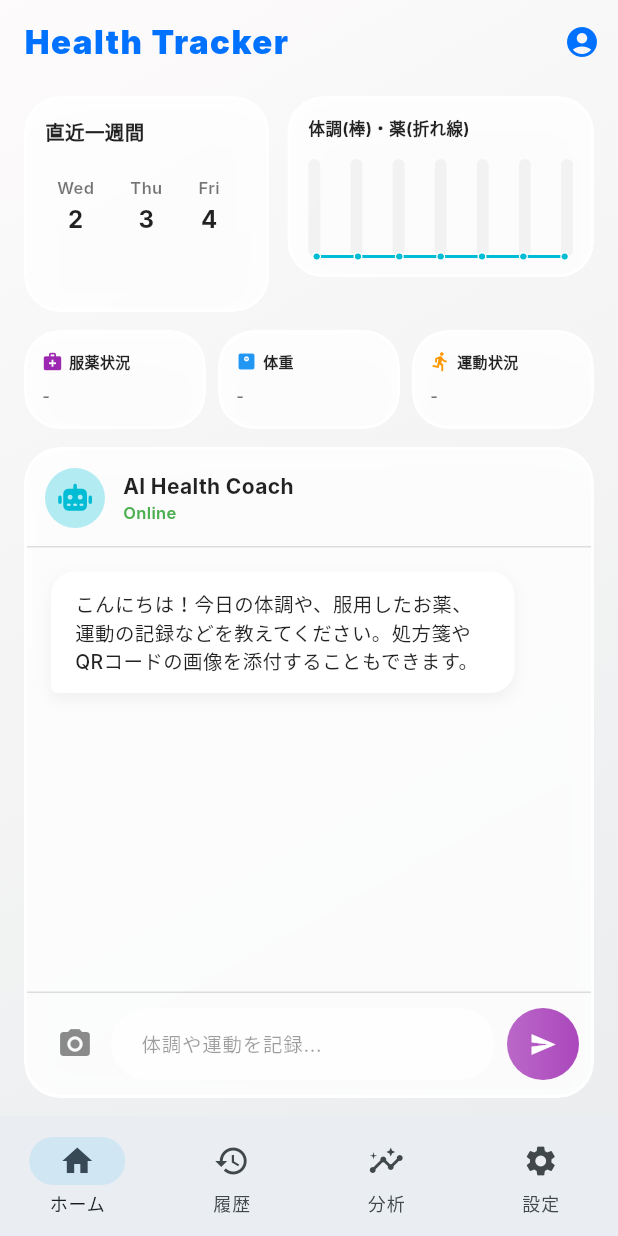
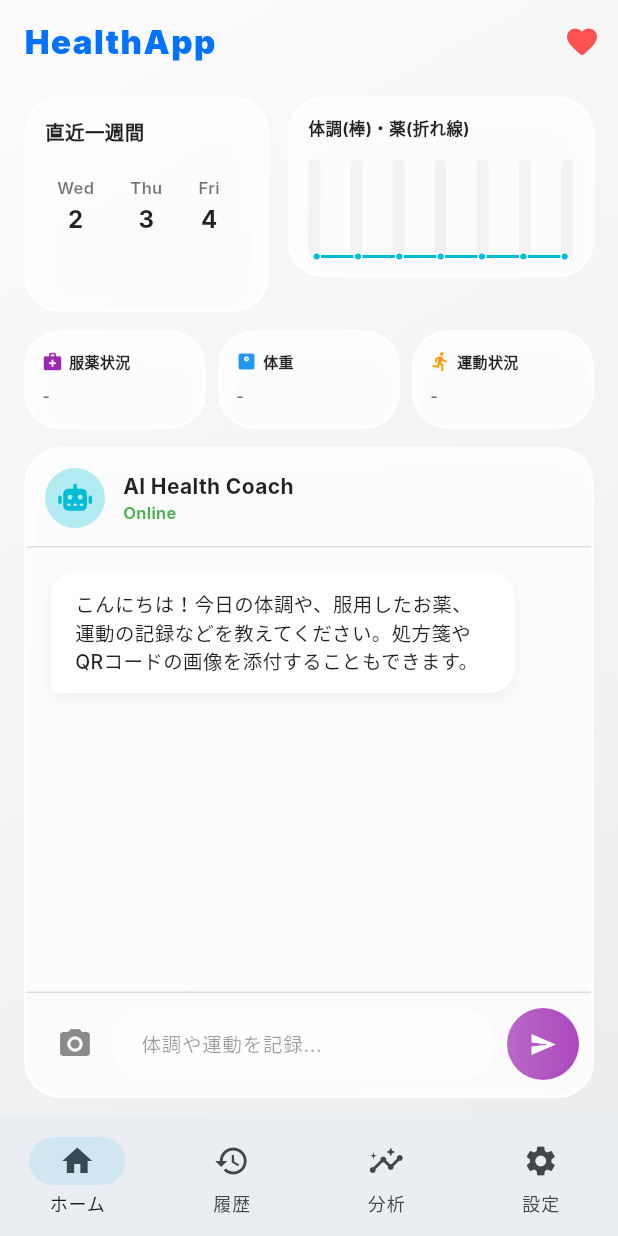
Before and after one commit to ctyann2000/health-tracker, a Flutter app: the screen it shows after launch, on a phone screen of 412 x 824 dp. Run offline on Flutter 3.47's test engine with Material 3 defaults, Android fonts, the phone set to English and light mode, and no system bars; drawn by our look-alikes of fl_chart, flutter_animate; our stand-ins replace flutter_dotenv, font_awesome_flutter, google_generative_ai, image_picker, shared_preferences; Roboto replaces fonts that are missing (Inter).

Commit message:
feat: プロジェクト名を「HealthApp」に正式変更し各表示・メタ情報を更新

```diff
--- a/lib/main.dart
+++ b/lib/main.dart
@@ -37,7 +37,7 @@ class HealthTrackerApp extends StatelessWidget {
   @override
   Widget build(BuildContext context) {
     return MaterialApp(
-      title: 'Health Tracker',
+      title: 'HealthApp',
       themeMode: ThemeMode.light,
       theme: ThemeData(
         colorScheme: ColorScheme.fromSeed(
--- a/lib/screens/home_screen.dart
+++ b/lib/screens/home_screen.dart
@@ -131,12 +131,20 @@ class _HomeScreenState extends State<HomeScreen> {
     return Scaffold(
       extendBodyBehindAppBar: true,
       appBar: AppBar(
-        title: Text('Health Tracker', style: TextStyle(fontWeight: FontWeight.w900, color: Theme.of(context).colorScheme.primary, letterSpacing: 1.0)),
+        title: Text(
+          'HealthApp',
+          style: TextStyle(
+            fontWeight: FontWeight.w900,
+            color: Theme.of(context).colorScheme.primary,
+            letterSpacing: 1.0,
+          ),
+        ),
         backgroundColor: Colors.transparent,
         elevation: 0,
         actions: [
           IconButton(
-            icon: Icon(Icons.account_circle, color: Theme.of(context).colorScheme.primary),
+            icon: Icon(Icons.favorite_rounded, color: Colors.redAccent.shade200),
+            tooltip: 'HealthApp Personal',
             onPressed: () {},
           ),
         ],
```
Also changed, not shown: 3 other files.
